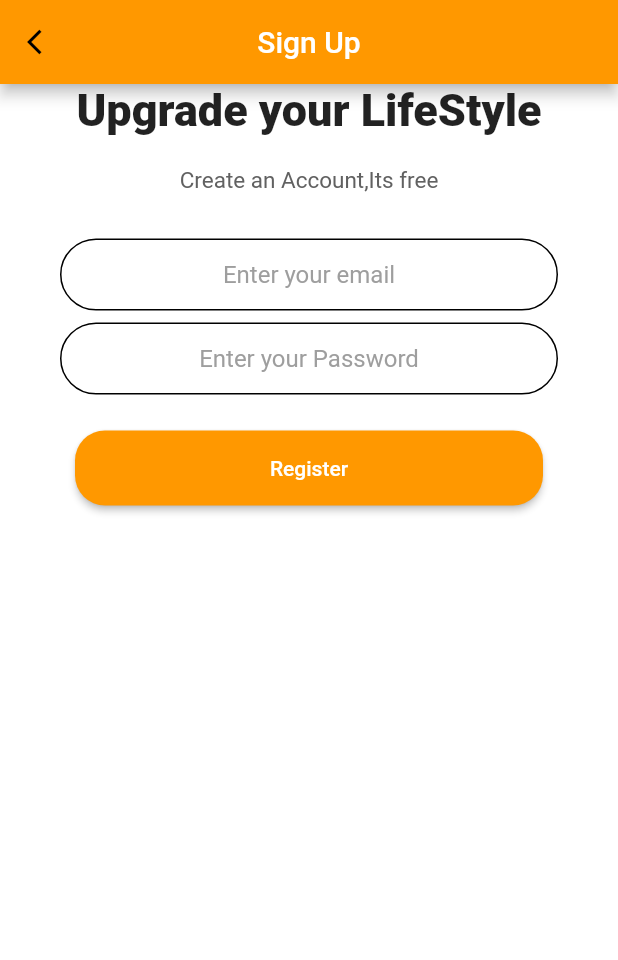
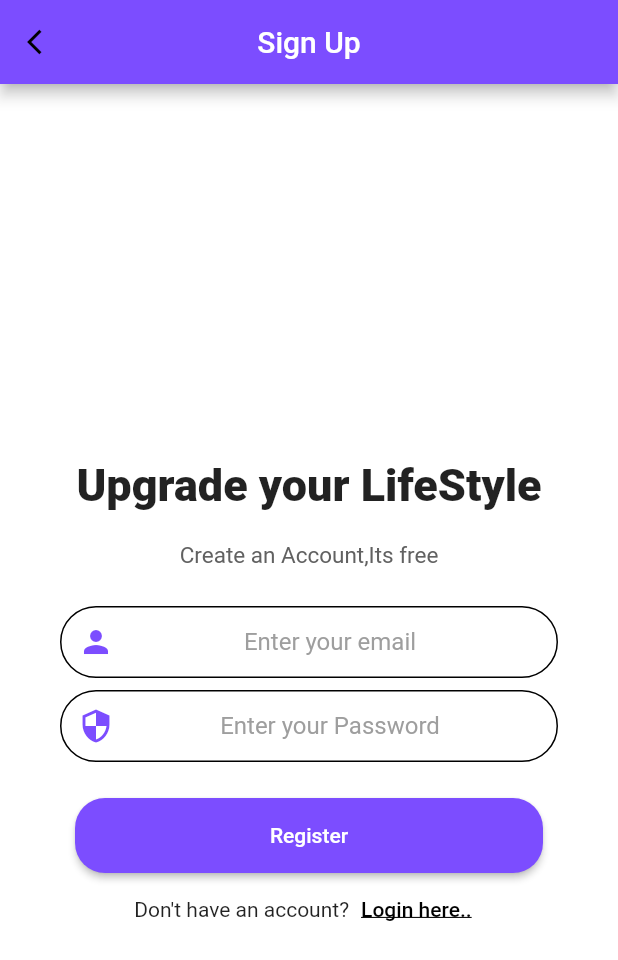
Before and after one commit to abhizaan21/Swastik_app, a Flutter app: the screen it shows after launch, after a tap on "Sign up here..", on a phone screen of 412 x 824 dp. Shown: the top 960 px of the screen. Run offline on Flutter 3.47's test engine with Material 2 defaults, Android fonts, the phone set to English and light mode, and no system bars; our stand-ins replace file_picker, firebase_auth, firebase_core, firebase_storage, splashscreen; accounts and stored records are empty; network calls fail.

Commit message:
3rd commit

```diff
--- a/lib/main.dart
+++ b/lib/main.dart
@@ -2,11 +2,10 @@ import 'dart:core';
 import 'package:flutter/material.dart';
 import 'package:firebase_core/firebase_core.dart';
 import 'package:splashscreen/splashscreen.dart';
-import 'package:swastik_app/pages/home_page.dart';
 import 'package:swastik_app/pages/introduction_page.dart';
 import 'package:swastik_app/pages/login_page.dart';
 import 'package:swastik_app/pages/signup_page.dart';
-
+import 'package:swastik_app/service/upload_service.dart';
 
 void main() async {
   WidgetsFlutterBinding.ensureInitialized();
@@ -15,20 +14,20 @@ void main() async {
 }
 
 class MyApp extends StatelessWidget {
-
   const MyApp({Key? key}) : super(key: key);
 
   @override
   Widget build(BuildContext context) {
-    return MaterialApp(initialRoute: "Login Page",
+    return MaterialApp(
+      initialRoute: "Login Page",
       routes: {
         'login_screen': (context) => const LoginScreen(),
         'signup_page': (context) => const SignupPage(),
-        'home_screen': (context) => const Home(),
+        'home_screen': (context) => const ImageUploads(),
         'intro_screen': (context) => const IntroductionPage(),
       },
       home: const IntroScreen(),
-      );
+    );
   }
 }
 
@@ -44,15 +43,17 @@ class IntroScreen extends StatelessWidget {
         navigateAfterSeconds: const LoginScreen(),
         seconds: 3,
         title: const Text(
-          'Swastik, Inspire Others',
-          style: TextStyle(fontSize: 28,
-            fontWeight:FontWeight.w600,
-            fontFamily: "Hurricane",),
+          'Make memories That Last forever',
+          style: TextStyle(
+            fontSize: 28,
+            fontWeight: FontWeight.w600,
+            fontFamily: "Hurricane",
+          ),
         ),
         image: Image.asset('assets/images/Swastik.jpg', fit: BoxFit.scaleDown),
         backgroundColor: Colors.white,
         styleTextUnderTheLoader: const TextStyle(),
         photoSize: 88,
-        loaderColor: Colors.orange);
+        loaderColor: Colors.deepPurpleAccent);
   }
 }
--- a/lib/pages/login_page.dart
+++ b/lib/pages/login_page.dart
@@ -22,13 +22,14 @@ class _LoginScreenState extends State<LoginScreen> {
         children: <Widget>[
           Container(
               alignment: Alignment.center,
+              color: Colors.white,
               padding: const EdgeInsets.all(25),
               child: Image.asset('assets/images/Swastik.jpg')),
           Container(
               alignment: Alignment.center,
               padding: const EdgeInsets.all(10),
               child: const Text(
-                "Upgrade your LifeStyle",
+                "Memories Last Forever",
                 style: TextStyle(
                   fontSize: 25,
                   fontWeight: FontWeight.w600,
@@ -39,7 +40,7 @@ class _LoginScreenState extends State<LoginScreen> {
               alignment: Alignment.center,
               padding: const EdgeInsets.all(10),
               child: const Text(
-                'Log In',
+                'Login',
                 style: TextStyle(
                     fontWeight: FontWeight.w500, fontFamily: "Roboto",fontSize: 28),
               )),
@@ -56,7 +57,7 @@ class _LoginScreenState extends State<LoginScreen> {
                           email = value;
                         },
                         decoration: kTextFieldDecoration.copyWith(
-                            hintText: 'Enter your email')),
+                            hintText: 'Enter your email', prefixIcon: const Icon(Icons.person,color: Colors.deepPurpleAccent))),
                     const SizedBox(
                       height: 8.0,
                     ),
@@ -67,7 +68,7 @@ class _LoginScreenState extends State<LoginScreen> {
                           password = value;
                         },
                         decoration: kTextFieldDecoration.copyWith(
-                            hintText: 'Enter your Password')),
+                            hintText: 'Enter your Password', prefixIcon: const Icon(Icons.lock,color: Colors.deepPurpleAccent,))),
                     const SizedBox(
                       height: 24.0,
                     ),
@@ -95,7 +96,7 @@ class _LoginScreenState extends State<LoginScreen> {
                             });
                           },
                           style: ElevatedButton.styleFrom(
-                              primary: Colors.orange,
+                              primary: Colors.deepPurpleAccent,
                               shape: RoundedRectangleBorder(
                                   borderRadius: BorderRadius.circular(20.0))),
                         )),
--- a/lib/pages/signup_page.dart
+++ b/lib/pages/signup_page.dart
@@ -1,5 +1,7 @@
 import 'package:firebase_auth/firebase_auth.dart';
 import 'package:flutter/material.dart';
+
+import 'login_page.dart';
 
 
 
@@ -22,7 +24,7 @@ class _SignupPageState extends State<SignupPage> {
         appBar: AppBar(
           centerTitle: true,
           title: const Text(_title),
-          backgroundColor: Colors.orange,
+          backgroundColor: Colors.deepPurpleAccent,
           leading: IconButton(
               onPressed: () {
                 Navigator.pop(context);
@@ -33,13 +35,14 @@ class _SignupPageState extends State<SignupPage> {
                 color: Colors.black,
               )),
         ),
+
         body: Form(
             child: SingleChildScrollView(
                 child: SizedBox(
           height: MediaQuery.of(context).size.height,
           width: double.infinity,
           child: Column(
-            mainAxisAlignment: MainAxisAlignment.spaceBetween,
+            mainAxisAlignment: MainAxisAlignment.center,
             children: [
               Column(
                 children: [
@@ -65,7 +68,7 @@ class _SignupPageState extends State<SignupPage> {
                         ),
                       ),
                       const SizedBox(
-                        height: 30,
+                        height: 25,
                       )
                     ],
                   ),
@@ -82,7 +85,7 @@ class _SignupPageState extends State<SignupPage> {
                                 email = value;
                               },
                               decoration: kTextFieldDecoration.copyWith(
-                                  hintText: 'Enter your email')),
+                                  hintText: 'Enter your email', prefixIcon: const Icon(Icons.person,color: Colors.deepPurpleAccent,))),
                           const SizedBox(
                             height: 8.0,
                           ),
@@ -93,7 +96,7 @@ class _SignupPageState extends State<SignupPage> {
                                 password = value;
                               },
                               decoration: kTextFieldDecoration.copyWith(
-                                  hintText: 'Enter your Password')),
+                                  hintText: 'Enter your Password', prefixIcon: const Icon(Icons.security,color: Colors.deepPurpleAccent,) )),
                           const SizedBox(
                             height: 24.0,
                           ),
@@ -111,7 +114,7 @@ class _SignupPageState extends State<SignupPage> {
                                         .createUserWithEmailAndPassword(
                                             email: email, password: password);
                                     if (newUser != null) {
-                                      Navigator.pushNamed(context, "home_screen");
+                                      Navigator.pushNamed(context, "login_screen");
                                     }
                                   } catch (e) {
                                     print(e);
@@ -120,17 +123,37 @@ class _SignupPageState extends State<SignupPage> {
                                     showSpinner = false;
                                   });
                                 },style: ElevatedButton.styleFrom(
-                                  primary: Colors.orange,
+                                  primary: Colors.deepPurpleAccent,
                                   shape: RoundedRectangleBorder(
                                       borderRadius: BorderRadius.circular(20.0)))
-                              )),
-                        ]),
+                              )),Row(
+                      children: <Widget>[
+                        const Text("Don't have an account?"),
+                        TextButton(
+                          child: const Text(
+                            'Login here..',
+                            style: TextStyle(
+                                color: Colors.black,
+                                decoration: TextDecoration.underline,
+                                decorationColor: Colors.black),
+                          ),
+                          onPressed: () {
+                            Navigator.push(
+                              context,
+                              MaterialPageRoute(
+                                  builder: (context) =>  const LoginScreen()),
+                            );
+                            //signup screen
+                          },
+                        )
+                      ],
+                            mainAxisAlignment: MainAxisAlignment.center,
                   ),
                 ],
-              ),
+              ),),
             ],
           ),
-        ))));
+  ])))));
   }
 }
 const kTextFieldDecoration = InputDecoration(
```
Also changed, not shown: lib/pages/home_page.dart (deleted, +0 -253 lines), lib/pages/introduction_page.dart (+17 -15 lines), lib/service/cloud_storage.dart (added, +32 -0 lines), lib/service/upload_service.dart (added, +109 -0 lines), pubspec.yaml (+8 -13 lines), assets/images/anjuli.JPG (added), assets/images/intro.jpg (deleted), assets/images/marathon.jpg (deleted), assets/images/romyschneider.jpg (added), lib/user_interface/colors.dart (renamed from lib/ui_colors/colors.dart), pubspec.lock.
